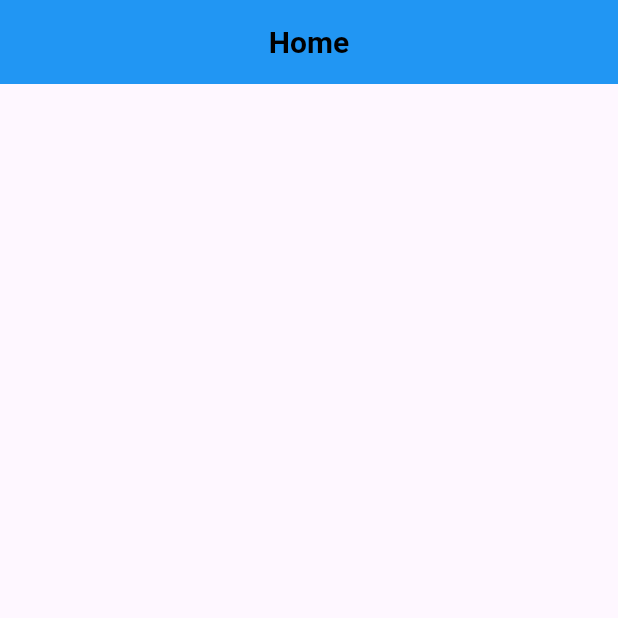
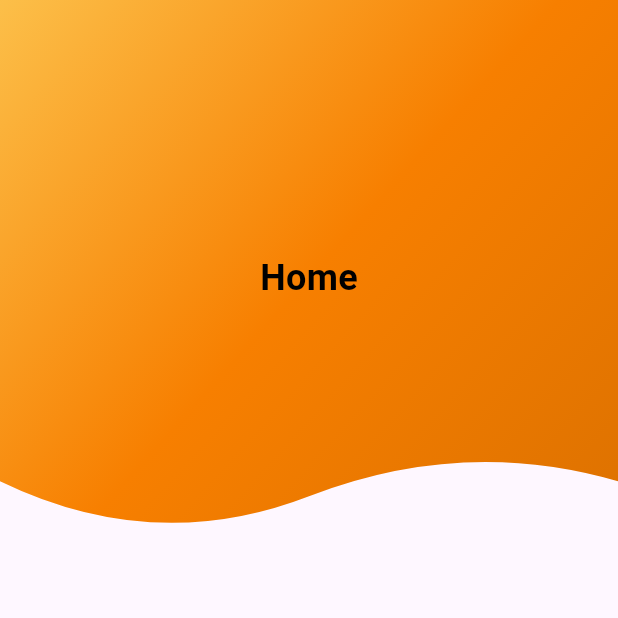
Before and after one commit to MustafaAli564/AppDev-Assignment1, a Flutter app: the screen it shows after launch, on a phone screen of 412 x 824 dp, the top half of it. Run offline on Flutter 3.47's test engine with Material 3 defaults, Android fonts, the phone set to English and light mode, and no system bars; Roboto replaces fonts that are missing (poppins).

Commit message:
2nd Commit

```diff
--- a/lib/pages/home.dart
+++ b/lib/pages/home.dart
@@ -5,16 +5,71 @@ class MyHome extends StatelessWidget {
 
   @override
   Widget build(BuildContext context) {
+    final screenHeight = MediaQuery.of(context).size.height;
+    final screenWidth = MediaQuery.of(context).size.width;
+
     return Scaffold(
-      appBar: AppBar(
-        title: Text('Home',
-            style: TextStyle(
-                color: Colors.black,
-                fontSize: 20,
-                fontWeight: FontWeight.bold)),
-        backgroundColor: Colors.blue,
-        centerTitle: true,
+      body: Stack(
+        children: [
+          // S-Shaped AppBar Background with Gradient
+          Positioned(
+            top: 0,
+            left: 0,
+            right: 0,
+            child: ClipPath(
+              clipper: SShapedAppBarClipper(),
+              child: Container(
+                height: screenHeight * 0.45,
+                decoration: const BoxDecoration(
+                  gradient: LinearGradient(
+                    colors: [
+                      Color(0xFFFCBF49), // Hex: #FCBF49
+                      Color(0xFFF77F00), // Hex: #F77F00
+                      Color(0xFFDC7100), // Hex: #DC7100
+                    ],
+                    begin: Alignment.topLeft,
+                    end: Alignment.bottomRight,
+                  ),
+                ),
+                alignment: Alignment.center,
+                child: const Text(
+                  'Home',
+                  style: TextStyle(
+                    color: Colors.black,
+                    fontSize: 24,
+                    fontWeight: FontWeight.bold,
+                  ),
+                ),
+              ),
+            ),
+          ),
+        ],
       ),
     );
   }
 }
+
+// Custom Clipper for S-Shaped AppBar
+class SShapedAppBarClipper extends CustomClipper<Path> {
+  @override
+  Path getClip(Size size) {
+    Path path = Path();
+    path.lineTo(0, size.height - 50); // Start at bottom-left
+
+    // First curve (upwards)
+    path.quadraticBezierTo(
+        size.width * 0.25, size.height, size.width * 0.5, size.height - 40);
+
+    // Second curve (downwards)
+    path.quadraticBezierTo(
+        size.width * 0.75, size.height - 80, size.width, size.height - 50);
+
+    path.lineTo(size.width, 0); // Top-right corner
+    path.close(); // Close the path
+
+    return path;
+  }
+
+  @override
+  bool shouldReclip(SShapedAppBarClipper oldClipper) => false;
+}
--- a/pubspec.yaml
+++ b/pubspec.yaml
@@ -58,9 +58,10 @@ flutter:
   uses-material-design: true
 
   # To add assets to your application, add an assets section, like this:
-  # assets:
+  assets:
   #   - images/a_dot_burr.jpeg
   #   - images/a_dot_ham.jpeg
+    - lib/assets/chkn.jpg
 
   # An image asset can refer to one or more resolution-specific "variants", see
   # https://flutter.dev/to/resolution-aware-images
```
Also changed, not shown: lib/assets/chkn.jpg (added).
